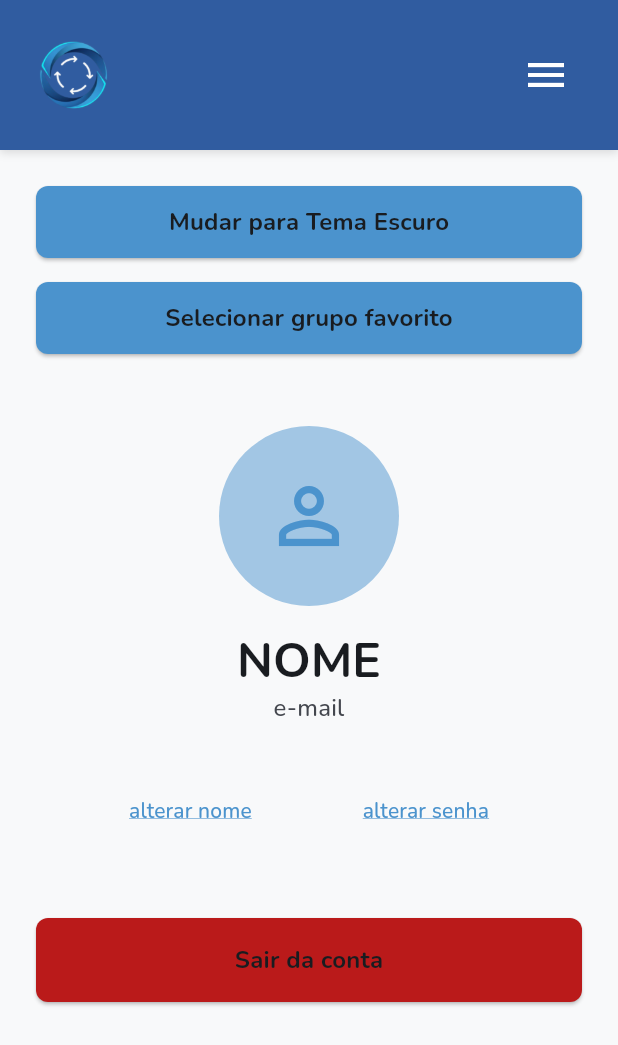
After one commit to Vinicius-b-oliveira/sincro-app, a Flutter app: the ProfileView screen opened by its route, on a phone screen of 412 x 824 dp. The commit adds this screen. Shown: the top 1045 px of the screen. Run offline on Flutter 3.47's test engine with Material 3 defaults, Android fonts, the phone set to English and light mode, and no system bars; our stand-ins replace fl_chart, flutter_hooks, go_router, google_fonts, hooks_riverpod, riverpod_annotation; generated files the repository leaves out were written again.

Commit message:
feat(Profile): Cria tela de perfil

```diff
--- a/lib/core/routing/app_router.dart
+++ b/lib/core/routing/app_router.dart
@@ -6,6 +6,7 @@ import 'package:sincro/core/widgets/app_shell.dart';
 import 'package:sincro/features/auth/presentation/view/login_view.dart';
 import 'package:sincro/features/auth/presentation/view/signup_view.dart';
 import 'package:sincro/features/home/presentation/view/home_view.dart';
+import 'package:sincro/features/profile/presentation/profile_view.dart';
 
 part 'app_router.g.dart';
 
@@ -60,7 +61,7 @@ GoRouter goRouter(Ref ref) {
           GoRoute(
             path: AppRoutes.profile,
             name: AppRoutes.profile,
-            builder: (context, state) => const Placeholder(),
+            builder: (context, state) => const ProfileView(),
           ),
         ],
       ),
--- /dev/null
+++ b/lib/features/profile/presentation/profile_view.dart
@@ -0,0 +1,142 @@
+import 'package:flutter/material.dart';
+import 'package:hooks_riverpod/hooks_riverpod.dart';
+import 'package:sincro/core/theme/theme_notifier.dart';
+
+class ProfileView extends ConsumerWidget {
+  const ProfileView({super.key});
+
+  @override
+  Widget build(BuildContext context, WidgetRef ref) {
+    final themeMode = ref.watch(themeProvider);
+    final theme = Theme.of(context);
+    final colorScheme = theme.colorScheme;
+    final textTheme = theme.textTheme;
+
+    final isDarkMode = themeMode == ThemeMode.dark;
+
+    return Scaffold(
+      body: SingleChildScrollView(
+        child: Padding(
+          padding: const EdgeInsets.all(24.0),
+          child: Column(
+            crossAxisAlignment: CrossAxisAlignment.stretch,
+            children: [
+              ElevatedButton(
+                onPressed: () {
+                  ref.read(themeProvider.notifier).toggleTheme();
+                },
+                style: ElevatedButton.styleFrom(
+                  backgroundColor: colorScheme.secondary,
+                  foregroundColor: colorScheme.onSecondary,
+                  padding: const EdgeInsets.symmetric(vertical: 12),
+                ),
+                child: Text(
+                  isDarkMode
+                      ? 'Mudar para Tema Claro'
+                      : 'Mudar para Tema Escuro',
+                  style: textTheme.titleMedium?.copyWith(
+                    fontWeight: FontWeight.bold,
+                  ),
+                ),
+              ),
+              const SizedBox(height: 16),
+
+              ElevatedButton(
+                onPressed: () {
+                  // TODO: Lógica para selecionar grupo
+                },
+                style: ElevatedButton.styleFrom(
+                  backgroundColor: colorScheme.secondary,
+                  foregroundColor: colorScheme.onSecondary,
+                  padding: const EdgeInsets.symmetric(vertical: 12),
+                ),
+                child: Text(
+                  'Selecionar grupo favorito',
+                  style: textTheme.titleMedium?.copyWith(
+                    fontWeight: FontWeight.bold,
+                  ),
+                ),
+              ),
+              const SizedBox(height: 48),
+              CircleAvatar(
+                radius: 60,
+                backgroundColor: colorScheme.secondary.withValues(alpha: 0.5),
+                child: Icon(
+                  Icons.person_outline,
+                  size: 60,
+                  color: colorScheme.secondary,
+                ),
+              ),
+              const SizedBox(height: 16),
+              Text(
+                'NOME',
+                textAlign: TextAlign.center,
+                style: textTheme.headlineLarge?.copyWith(
+                  fontWeight: FontWeight.bold,
+                ),
+              ),
+              Text(
+                'e-mail',
+                textAlign: TextAlign.center,
+                style: textTheme.titleMedium?.copyWith(
+                  color: colorScheme.onSurfaceVariant,
+                ),
+              ),
+              const SizedBox(height: 32),
+
+              Row(
+                mainAxisAlignment: MainAxisAlignment.spaceEvenly,
+                children: [
+                  TextButton(
+                    onPressed: () {
+                      // TODO: Navegar para alterar nome
+                    },
+                    child: Text(
+                      'alterar nome',
+                      style: TextStyle(
+                        decoration: TextDecoration.underline,
+                        decorationColor: colorScheme.secondary,
+                        color: colorScheme.secondary,
+                      ),
+                    ),
+                  ),
+                  TextButton(
+                    onPressed: () {
+                      // TODO: Navegar para alterar senha
+                    },
+                    child: Text(
+                      'alterar senha',
+                      style: TextStyle(
+                        decoration: TextDecoration.underline,
+                        decorationColor: colorScheme.secondary,
+                        color: colorScheme.secondary,
+                      ),
+                    ),
+                  ),
+                ],
+              ),
+              const SizedBox(height: 48),
+
+              ElevatedButton(
+                onPressed: () {
+                  // TODO: Lógica de logout (chamar o SessionNotifier)
+                },
+                style: ElevatedButton.styleFrom(
+                  backgroundColor: colorScheme.error,
+                  foregroundColor: colorScheme.onError,
+                  padding: const EdgeInsets.symmetric(vertical: 16),
+                ),
+                child: Text(
+                  'Sair da conta',
+                  style: textTheme.titleMedium?.copyWith(
+                    fontWeight: FontWeight.bold,
+                  ),
+                ),
+              ),
+            ],
+          ),
+        ),
+      ),
+    );
+  }
+}
```
